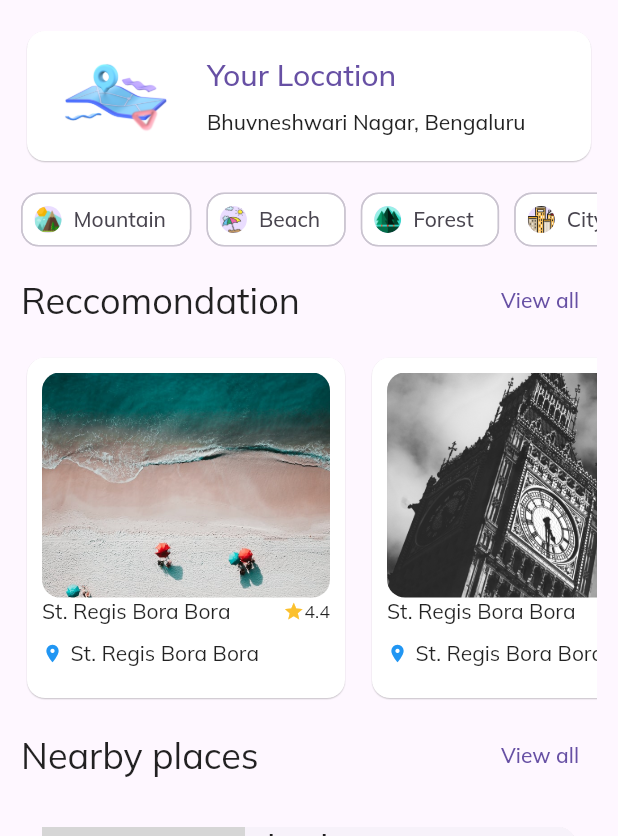
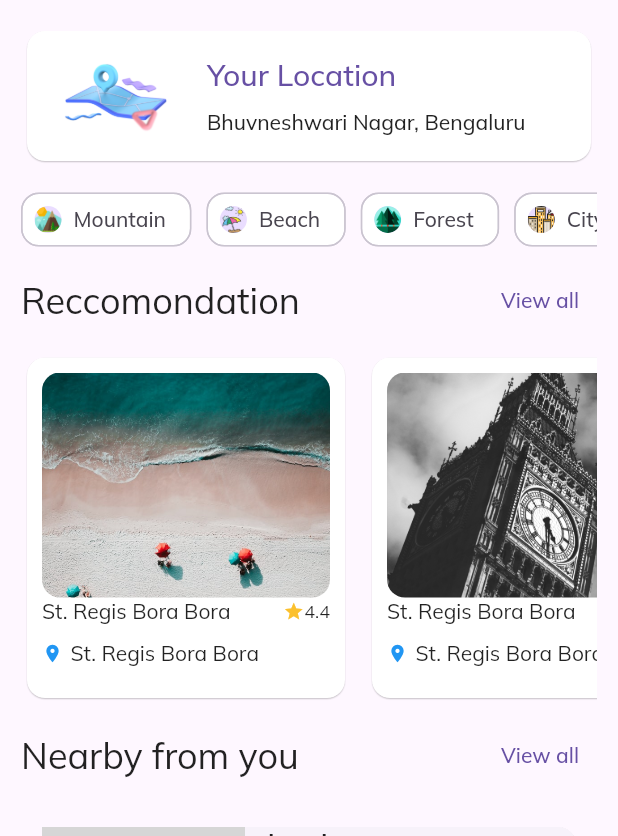
Before and after one commit to vijeth-simha/flutter_ui_playground, a Flutter app: the HomePage screen opened directly, on a phone screen of 412 x 824 dp, the part 80-916 px from its top. Run offline on Flutter 3.47's test engine with Material 2 defaults, Android fonts, the light colour scheme and no system bars; our stand-ins replace google_fonts, ionicons; grey boxes are pictures that could not be loaded.

Commit message:
pushed the code

```diff
--- a/lib/pages/home_page.dart
+++ b/lib/pages/home_page.dart
@@ -62,7 +62,7 @@ class HomePage extends StatelessWidget {
           Row(
             mainAxisAlignment: MainAxisAlignment.spaceBetween,
             children: [
-              Text("Nearby places",
+              Text("Nearby from you",
                   style: Theme.of(context).textTheme.headlineSmall),
               TextButton(onPressed: () {}, child: const Text("View all"))
             ],
```
